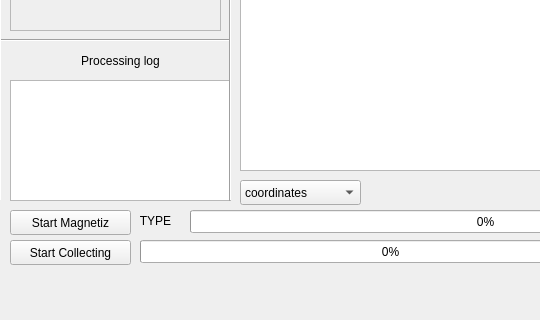
vitaliibalakin/c_orbit, file uis/rma_main_window.ui: the form before one commit; both pictures show x 0 to 540 and y 420 to 740 of the 794 by 740 pixel window.
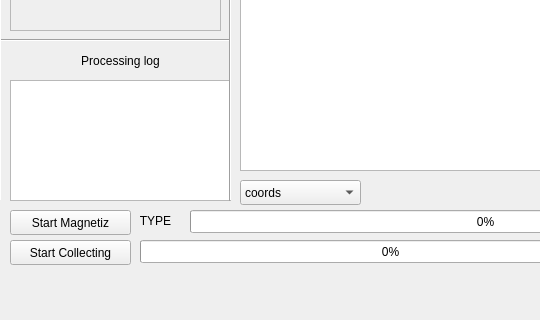
The form after the commit.

Patch:
```diff
--- a/uis/rma_main_window.ui
+++ b/uis/rma_main_window.ui
@@ -363,7 +363,7 @@
     </property>
     <item>
      <property name="text">
-      <string>coordinates</string>
+      <string>coords</string>
      </property>
     </item>
     <item>
```
